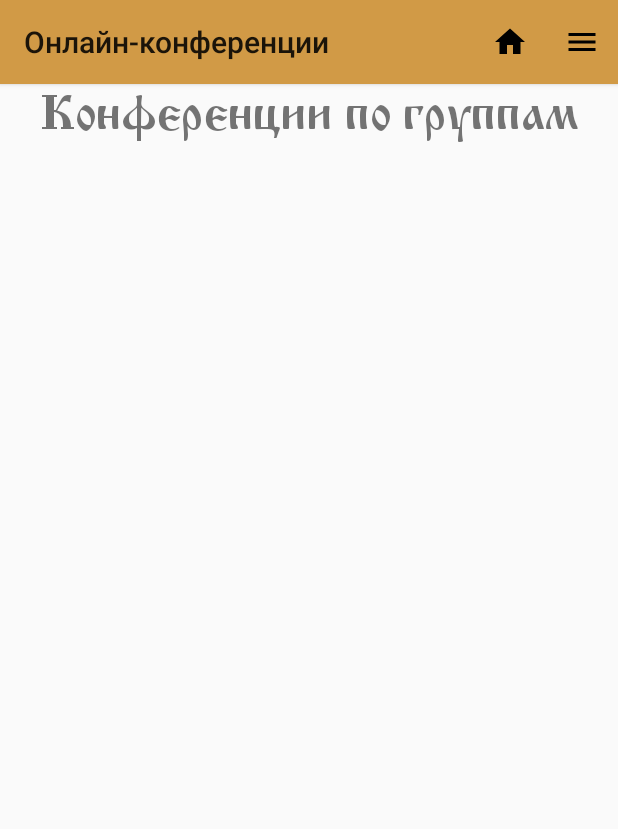
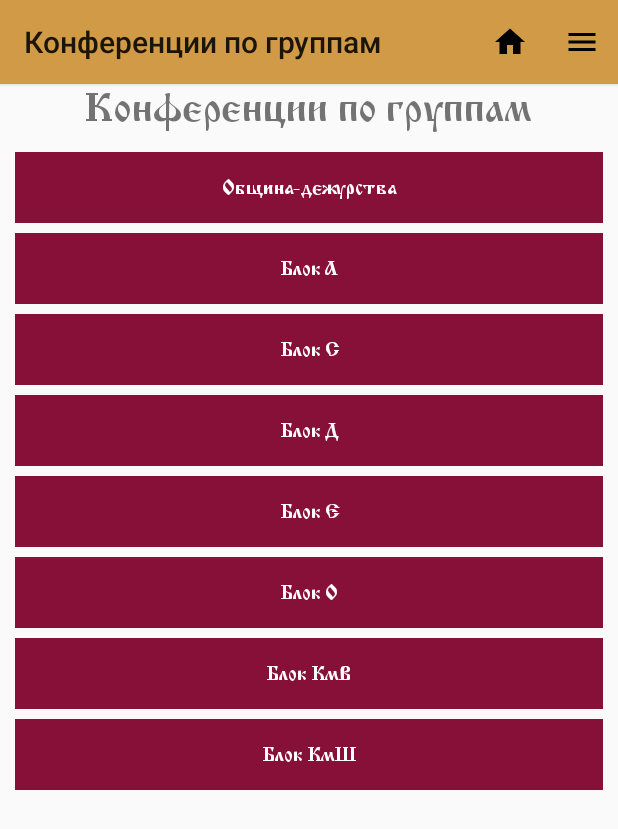
Before and after one commit to haniko135/akafist_mobile_app, an Android app: the SkypesFragment screen opened through its navigation route, on a phone screen of 412 x 824 dp. Shown: the top 829 px of the screen. Run offline under Robolectric (Android 15) with nearby library versions, the phone set to English and light mode, and no system bars.

Commit message:
add recycle view to psaltir and skype confs

```diff
--- a/app/build.gradle
+++ b/app/build.gradle
@@ -46,5 +46,7 @@ dependencies {
     implementation 'com.android.volley:volley:1.2.1'
     implementation 'com.squareup.retrofit2:retrofit:2.5.0'
     implementation 'com.squareup.retrofit2:converter-gson:2.3.0'
+    implementation 'androidx.recyclerview:recyclerview:1.2.1'
+
 
 }
--- a/app/src/main/java/com/example/akafist/fragments/Home.java
+++ b/app/src/main/java/com/example/akafist/fragments/Home.java
@@ -4,18 +4,12 @@ import android.content.Intent;
 import android.net.Uri;
 import android.os.Bundle;
 
-import androidx.annotation.NonNull;
-import androidx.annotation.Nullable;
-import androidx.appcompat.app.AppCompatActivity;
 import androidx.fragment.app.Fragment;
-import androidx.fragment.app.FragmentTransaction;
 import androidx.navigation.fragment.FragmentKt;
 
 import android.view.LayoutInflater;
-import android.view.MenuItem;
 import android.view.View;
 import android.view.ViewGroup;
-import android.widget.Toast;
 
 import com.example.akafist.R;
 
@@ -118,10 +112,10 @@ public class Home extends Fragment {
         });
 
         //утренние и вечерние молитвы
-        view.findViewById(R.id.morn_and_even_block).setOnClickListener(new View.OnClickListener() {
+        view.findViewById(R.id.psaltir_block).setOnClickListener(new View.OnClickListener() {
             @Override
             public void onClick(View view) {
-                FragmentKt.findNavController(getParentFragment()).navigate(R.id.action_home2_to_mornAndEvenMolitvyFragment);
+                FragmentKt.findNavController(getParentFragment()).navigate(R.id.action_home2_to_psaltirFragment);
             }
         });
 
--- a/app/src/main/java/com/example/akafist/fragments/SkypesFragment.java
+++ b/app/src/main/java/com/example/akafist/fragments/SkypesFragment.java
@@ -6,12 +6,21 @@ import androidx.activity.OnBackPressedCallback;
 import androidx.appcompat.app.AppCompatActivity;
 import androidx.fragment.app.Fragment;
 import androidx.navigation.fragment.FragmentKt;
+import androidx.recyclerview.widget.LinearLayoutManager;
+import androidx.recyclerview.widget.RecyclerView;
 
 import android.view.LayoutInflater;
 import android.view.View;
 import android.view.ViewGroup;
 
 import com.example.akafist.R;
+import com.example.akafist.databinding.FragmentSkypesBinding;
+import com.example.akafist.models.SkypesConfs;
+import com.example.akafist.recyclers.SkypesRecyclerAdapter;
+
+import java.util.ArrayList;
+import java.util.Arrays;
+import java.util.List;
 
 /**
  * A simple {@link Fragment} subclass.
@@ -20,11 +29,8 @@ import com.example.akafist.R;
  */
 public class SkypesFragment extends Fragment {
 
-    /*private static final String ARG_PARAM1 = "param1";
-    private static final String ARG_PARAM2 = "param2";
-
-    private String mParam1;
-    private String mParam2;*/
+    private RecyclerView skypesList;
+    FragmentSkypesBinding skypesBinding;
 
     public SkypesFragment() {
         // Required empty public constructor
@@ -36,16 +42,14 @@ public class SkypesFragment extends Fragment {
      *
      * @return A new instance of fragment SkypesFragment.
      */
-    // TODO: Rename and change types and number of parameters
     public static SkypesFragment newInstance() {
-        SkypesFragment fragment = new SkypesFragment();
-        return fragment;
+        return new SkypesFragment();
     }
 
     @Override
     public void onCreate(Bundle savedInstanceState) {
         super.onCreate(savedInstanceState);
-        ((AppCompatActivity)getActivity()).getSupportActionBar().setTitle("Онлайн-конференции");
+        ((AppCompatActivity)getActivity()).getSupportActionBar().setTitle("Конференции по группам");
 
         OnBackPressedCallback callback = new OnBackPressedCallback(true) {
             @Override
@@ -59,11 +63,23 @@ public class SkypesFragment extends Fragment {
     @Override
     public View onCreateView(LayoutInflater inflater, ViewGroup container,
                              Bundle savedInstanceState) {
-        // Inflate the layout for this fragment
 
-        View view = inflater.inflate(R.layout.fragment_skypes, container, false);
+        skypesBinding = FragmentSkypesBinding.inflate(getLayoutInflater());
 
-        return view;
+        skypesBinding.skypesList.setLayoutManager(new LinearLayoutManager(getContext()));
+        skypesBinding.skypesList.setAdapter(new SkypesRecyclerAdapter(setSkypeConfs()));
+
+        return skypesBinding.getRoot();
+    }
+
+    private List<SkypesConfs> setSkypeConfs(){
+        List<String> blockNames = Arrays.asList(getResources().getStringArray(R.array.skype_confs_list_names));
+        List<String> skypeLinks = Arrays.asList(getResources().getStringArray(R.array.skype_confs_list_links_fake));
+        List<SkypesConfs> skypesConfs = new ArrayList<>();
+        for (int i = 0; i < blockNames.size(); i++){
+            skypesConfs.add(new SkypesConfs(blockNames.get(i), skypeLinks.get(i)));
+        }
+        return skypesConfs;
     }
 
 }
--- /dev/null
+++ b/app/src/main/java/com/example/akafist/models/SkypesConfs.java
@@ -0,0 +1,19 @@
+package com.example.akafist.models;
+
+public class SkypesConfs {
+    private String blockName;
+    private String skypeLink;
+
+    public SkypesConfs(String blockName, String skypeLink) {
+        this.blockName = blockName;
+        this.skypeLink = skypeLink;
+    }
+
+    public String getBlockName() {
+        return blockName;
+    }
+
+    public String getSkypeLink() {
+        return skypeLink;
+    }
+}
--- /dev/null
+++ b/app/src/main/java/com/example/akafist/recyclers/SkypesRecyclerAdapter.java
@@ -0,0 +1,61 @@
+package com.example.akafist.recyclers;
+
+
+import android.annotation.SuppressLint;
+import android.content.Intent;
+import android.net.Uri;
+import android.view.LayoutInflater;
+import android.view.View;
+import android.view.ViewGroup;
+import android.widget.TextView;
+
+import androidx.annotation.NonNull;
+import androidx.recyclerview.widget.RecyclerView;
+
+import com.example.akafist.R;
+import com.example.akafist.models.SkypesConfs;
+
+import java.util.List;
+
+public class SkypesRecyclerAdapter extends RecyclerView.Adapter<SkypesRecyclerAdapter.SkypesViewHolder>{
+    private List<SkypesConfs> skypesConfs;
+
+    public SkypesRecyclerAdapter(List<SkypesConfs> skypesConfs) {
+        this.skypesConfs = skypesConfs;
+    }
+
+    @NonNull
+    @Override
+    public SkypesViewHolder onCreateViewHolder(@NonNull ViewGroup parent, int viewType) {
+        View itemView = LayoutInflater.from(parent.getContext()).inflate(R.layout.prayers_list, parent, false);
+        return new SkypesViewHolder(itemView);
+    }
+
+    @Override
+    public void onBindViewHolder(@NonNull SkypesViewHolder holder, @SuppressLint("RecyclerView") int position) {
+        holder.skypesListItem.setText(skypesConfs.get(position).getBlockName());
+        holder.skypesListItem.setOnClickListener(new View.OnClickListener() {
+            @Override
+            public void onClick(View view) {
+                Intent intent = new Intent(Intent.ACTION_VIEW, Uri.parse(skypesConfs.get(position).getSkypeLink()));
+                view.getContext().startActivity(intent);
+            }
+        });
+    }
+
+    @Override
+    public int getItemCount() {
+        return skypesConfs.size();
+    }
+
+
+    static class SkypesViewHolder extends RecyclerView.ViewHolder{
+
+        public TextView skypesListItem;
+
+        public SkypesViewHolder(@NonNull View itemView) {
+            super(itemView);
+            this.skypesListItem = itemView.findViewById(R.id.prayers_list_item);
+        }
+    }
+}
--- a/app/src/main/res/layout/fragment_skypes.xml
+++ b/app/src/main/res/layout/fragment_skypes.xml
@@ -1,5 +1,6 @@
 <?xml version="1.0" encoding="utf-8"?>
-<ScrollView xmlns:android="http://schemas.android.com/apk/res/android"
+<androidx.constraintlayout.widget.ConstraintLayout xmlns:android="http://schemas.android.com/apk/res/android"
+    xmlns:app="http://schemas.android.com/apk/res-auto"
     xmlns:tools="http://schemas.android.com/tools"
     android:layout_width="match_parent"
     android:layout_height="match_parent"
@@ -11,8 +12,23 @@
         android:id="@+id/skype_confs_title"
         android:layout_width="match_parent"
         android:layout_height="wrap_content"
+        android:fontFamily="@font/cyrillic_old"
         android:text="@string/skype_confs_title"
-        android:fontFamily="@font/cyrillic_old"
         android:textAlignment="center"
-        android:textSize="34sp" />
-</ScrollView>
+        android:textSize="28sp"
+        app:layout_constraintBottom_toTopOf="@+id/skypes_list"
+        app:layout_constraintEnd_toEndOf="parent"
+        app:layout_constraintStart_toStartOf="parent"
+        app:layout_constraintTop_toTopOf="parent" />
+
+    <androidx.recyclerview.widget.RecyclerView
+        android:id="@+id/skypes_list"
+        android:layout_width="match_parent"
+        android:layout_height="0dp"
+        tools:listitem="@layout/prayers_list"
+        android:padding="10dp"
+        app:layout_constraintBottom_toBottomOf="parent"
+        app:layout_constraintEnd_toEndOf="parent"
+        app:layout_constraintStart_toStartOf="parent"
+        app:layout_constraintTop_toBottomOf="@+id/skype_confs_title" />
+</androidx.constraintlayout.widget.ConstraintLayout>
--- /dev/null
+++ b/app/src/main/res/layout/prayers_list.xml
@@ -0,0 +1,19 @@
+<?xml version="1.0" encoding="utf-8"?>
+<LinearLayout xmlns:android="http://schemas.android.com/apk/res/android"
+    android:orientation="vertical"
+    android:layout_width="match_parent"
+    android:layout_height="wrap_content">
+
+    <TextView
+        android:id="@+id/prayers_list_item"
+        android:layout_width="match_parent"
+        android:layout_height="wrap_content"
+        style="@style/block_main_home"
+        android:textColor="@color/white"
+        android:padding="15dp"
+        android:layout_marginTop="3dp"
+        android:layout_marginBottom="3dp"
+        android:fontFamily="@font/cyrillic_old"
+        android:text="werewrewr"/>
+
+</LinearLayout>
--- a/app/src/main/res/navigation/routes.xml
+++ b/app/src/main/res/navigation/routes.xml
@@ -20,8 +20,8 @@
             android:id="@+id/action_home2_to_everydayFragment"
             app:destination="@id/everydayFragment" />
         <action
-            android:id="@+id/action_home2_to_mornAndEvenMolitvyFragment"
-            app:destination="@id/mornAndEvenMolitvyFragment" />
+            android:id="@+id/action_home2_to_psaltirFragment"
+            app:destination="@id/psaltirFragment" />
         <action
             android:id="@+id/action_home2_to_molitvyOfflineFragment"
             app:destination="@id/molitvyOfflineFragment" />
@@ -45,8 +45,8 @@
             android:id="@+id/action_menu_to_everydayFragment"
             app:destination="@id/everydayFragment" />
         <action
-            android:id="@+id/action_menu_to_mornAndEvenMolitvyFragment"
-            app:destination="@id/mornAndEvenMolitvyFragment" />
+            android:id="@+id/action_menu_to_psaltirFragment"
+            app:destination="@id/psaltirFragment" />
         <action
             android:id="@+id/action_menu_to_onlineTempleFragment"
             app:destination="@id/onlineTempleFragment" />
@@ -93,15 +93,15 @@
             app:destination="@id/home2" />
     </fragment>
     <fragment
-        android:id="@+id/mornAndEvenMolitvyFragment"
-        android:name="com.example.akafist.fragments.MornAndEvenMolitvyFragment"
-        android:label="fragment_morn_and_even_molitvy"
-        tools:layout="@layout/fragment_morn_and_even_molitvy" >
+        android:id="@+id/psaltirFragment"
+        android:name="com.example.akafist.fragments.PsaltirFragment"
+        android:label="fragment_psaltir"
+        tools:layout="@layout/fragment_psaltir">
         <action
-            android:id="@+id/action_mornAndEvenMolitvyFragment_to_home2"
+            android:id="@+id/action_psaltirFragment_to_home2"
             app:destination="@id/home2" />
         <action
-            android:id="@+id/action_mornAndEvenMolitvyFragment_to_prayerFragment"
+            android:id="@+id/action_psaltirFragment_to_prayerFragment"
             app:destination="@id/prayerFragment" />
     </fragment>
     <fragment
@@ -136,8 +136,8 @@
         android:label="fragment_prayer"
         tools:layout="@layout/fragment_prayer" >
         <action
-            android:id="@+id/action_prayerFragment_to_mornAndEvenMolitvyFragment"
-            app:destination="@id/mornAndEvenMolitvyFragment" />
+            android:id="@+id/action_prayerFragment_to_psaltirFragment"
+            app:destination="@id/psaltirFragment" />
         <action
             android:id="@+id/action_prayerFragment_to_everydayFragment"
             app:destination="@id/everydayFragment" />
--- a/app/src/main/res/values/strings.xml
+++ b/app/src/main/res/values/strings.xml
@@ -39,16 +39,16 @@
     <string name="everyday_title">Ежедневные молитвы</string>
     <string name="everyday_subtitle">утром и вечером</string>
 
-    <string name="morn_and_even_title">Утренние и вечерние молитвы</string>
-    <string name="morn_and_even_subtitle">гражданским шрифтом</string>
+    <string name="psaltir_title">Псалтырь</string>
+    <string name="psaltir_subtitle">для ежедневного чтения</string>
 
-    <string name="psaltir_title">Псалтырь</string>
-
-    <string name="molitvy_title">Молитвы</string>
+    <string name="needs_title">Молитвы</string>
+    <string name="needs_subtitle">на всякую потребу</string>
 
     <string name="molitva_po_soglasheniyu_title">Молитва по соглашению</string>
     <string name="molitva_ytrenya_polynosh_title">Молитва утренняя Полуношница</string>
     <string name="molitva_ytrenya_pomyannik_title">Молитва утренняя c помянником</string>
+
     <string name="large_text">
         "Material is the metaphor.\n\n"
 
@@ -199,4 +199,69 @@
         "Го́споди, И́же мно́гою Твое́ю бла́гостию и вели́кими щедро́тами Твои́ми дал еси́ мне, рабу́ Твоему́, мимоше́дшее вре́мя но́щи сея́ без напа́сти прейти́ от вся́каго зла проти́вна; Ты Сам, Влады́ко, вся́ческих Тво́рче, сподо́би мя и́стинным Твои́м све́том и просвеще́нным се́рдцем твори́ти во́лю Твою́, ны́не и при́сно и во ве́ки веко́в. Ами́нь.\n"
     </string>
 
+    <string-array name="psaltir_names">
+        <item>Молитвы перед началом чтения Псалтири</item>
+        <item>Кафизма 1</item>
+        <item>Кафизма 2</item>
+        <item>Кафизма 3</item>
+        <item>Кафизма 4</item>
+        <item>Кафизма 5</item>
+        <item>Кафизма 6</item>
+        <item>Кафизма 7</item>
+        <item>Кафизма 8</item>
+        <item>Кафизма 9</item>
+        <item>Кафизма 10</item>
+        <item>Кафизма 11</item>
+        <item>Кафизма 12</item>
+    </string-array>
+
+    <string-array name="psaltir_links">
+        <item></item>
+        <item>Кафизма 1</item>
+        <item>Кафизма 2</item>
+        <item>Кафизма 3</item>
+        <item>Кафизма 4</item>
+        <item>Кафизма 5</item>
+        <item>Кафизма 6</item>
+        <item>Кафизма 7</item>
+        <item>Кафизма 8</item>
+        <item>Кафизма 9</item>
+        <item>Кафизма 10</item>
+        <item>Кафизма 11</item>
+        <item>Кафизма 12</item>
+    </string-array>
+
+    <string-array name="skype_confs_list_names">
+        <item>Община-дежурства</item>
+        <item>Блок А</item>
+        <item>Блок С</item>
+        <item>Блок Д</item>
+        <item>Блок Е</item>
+        <item>Блок О</item>
+        <item>Блок КмВ</item>
+        <item>Блок КмШ</item>
+    </string-array>
+
+    <string-array name="skype_confs_list_links">
+        <item>https://meet.energogroup.net/izotin.av/QTDBS8RP</item>
+        <item>https://days.akafist.ru/skypes/1</item>
+        <item>https://days.akafist.ru/skypes/2</item>
+        <item>https://days.akafist.ru/skypes/3</item>
+        <item>https://days.akafist.ru/skypes/4</item>
+        <item>https://days.akafist.ru/skypes/5</item>
+        <item>https://days.akafist.ru/skypes/6</item>
+        <item>https://days.akafist.ru/skypes/7</item>
+    </string-array>
+
+    <string-array name="skype_confs_list_links_fake">
+        <item>https://youtube.com</item>
+        <item>https://yandex.ru</item>
+        <item>https://google.com</item>
+        <item>https://bing.com</item>
+        <item>https://vk.com</item>
+        <item>https://hh.ru</item>
+        <item>https://github.com</item>
+        <item>https://days.akafist.ru</item>
+    </string-array>
+
 </resources>
```
Also changed, not shown: app/src/main/java/com/example/akafist/fragments/Menu.java (+1 -11 lines), app/src/main/java/com/example/akafist/fragments/MornAndEvenMolitvyFragment.java (deleted, +0 -66 lines), app/src/main/java/com/example/akafist/fragments/PsaltirFragment.java (added, +94 -0 lines), app/src/main/java/com/example/akafist/models/PrayersModels.java (added, +19 -0 lines), app/src/main/java/com/example/akafist/recyclers/PrayersRecyclerAdapter.java (added, +67 -0 lines), app/src/main/res/layout/fragment_home.xml (+27 -4 lines), app/src/main/res/layout/fragment_menu.xml (+1 -6 lines), app/src/main/res/layout/fragment_psaltir.xml (renamed from app/src/main/res/layout/fragment_morn_and_even_molitvy.xml, +33 -32 lines).
